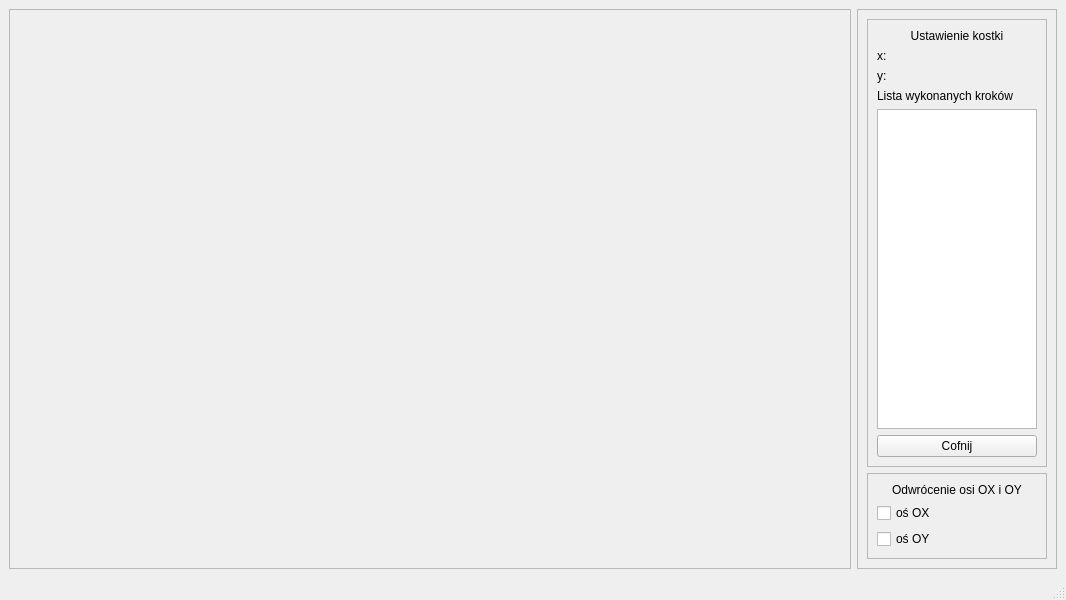
Before: the Qt Designer form Rubik-s-Challenge/mainwindow.ui in Orzyj/Rubik-s-Challenge, drawn with Qt 5.
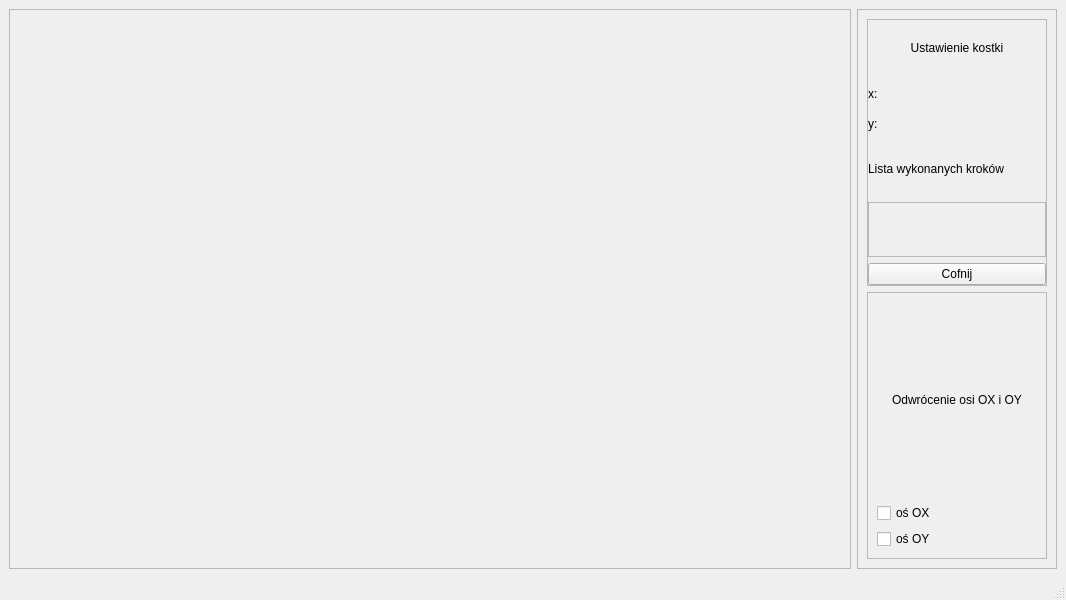
After: the same form once the commit is applied.

Commit message: Implemented stepTracker

Diff of the .ui file:
```diff
--- a/Rubik-s-Challenge/mainwindow.ui
+++ b/Rubik-s-Challenge/mainwindow.ui
@@ -68,6 +68,21 @@
           <enum>QFrame::Shadow::Raised</enum>
          </property>
          <layout class="QVBoxLayout" name="verticalLayout_3">
+          <property name="spacing">
+           <number>6</number>
+          </property>
+          <property name="leftMargin">
+           <number>0</number>
+          </property>
+          <property name="topMargin">
+           <number>0</number>
+          </property>
+          <property name="rightMargin">
+           <number>0</number>
+          </property>
+          <property name="bottomMargin">
+           <number>0</number>
+          </property>
           <item>
            <widget class="QLabel" name="label">
             <property name="text">
@@ -104,7 +119,14 @@
            </widget>
           </item>
           <item>
-           <widget class="QListWidget" name="listSteps"/>
+           <widget class="QFrame" name="frameListTracker">
+            <property name="frameShape">
+             <enum>QFrame::Shape::StyledPanel</enum>
+            </property>
+            <property name="frameShadow">
+             <enum>QFrame::Shadow::Raised</enum>
+            </property>
+           </widget>
           </item>
           <item>
            <widget class="QPushButton" name="btnBackSteps">
```
The commit also changes 4 other files.
